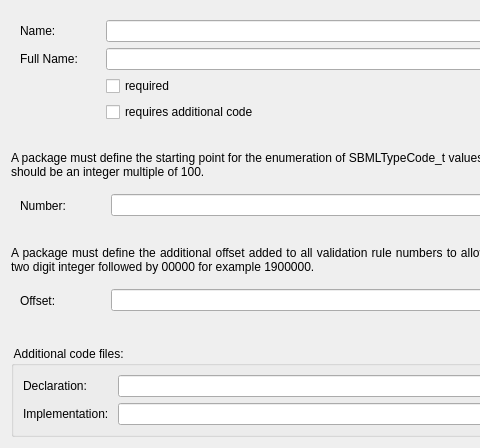
sbmlteam/QtDeviser, file ui/formdeviserpackage.ui: the form before one commit; both pictures show x 0 to 480 and y 0 to 448 of the 749 by 448 pixel window.
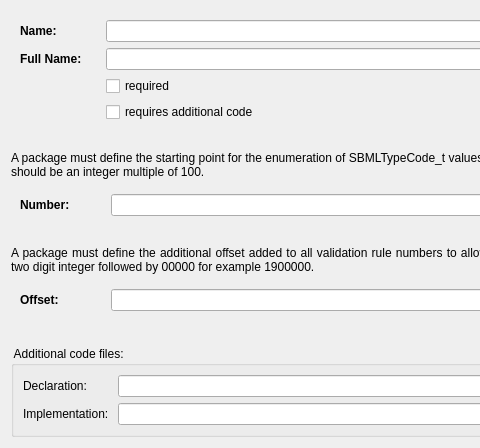
The form after the commit. Icons and pictures are not drawn.

The edit to the form file:
```diff
--- a/ui/formdeviserpackage.ui
+++ b/ui/formdeviserpackage.ui
@@ -29,7 +29,7 @@
       <item row="0" column="0">
        <widget class="QLabel" name="label">
         <property name="text">
-         <string>Name:</string>
+         <string>&lt;html&gt;&lt;head/&gt;&lt;body&gt;&lt;p&gt;&lt;span style=&quot; font-weight:600;&quot;&gt;Name:&lt;/span&gt;&lt;/p&gt;&lt;/body&gt;&lt;/html&gt;</string>
         </property>
        </widget>
       </item>
@@ -45,7 +45,7 @@
          </size>
         </property>
         <property name="text">
-         <string>Full Name: </string>
+         <string>&lt;html&gt;&lt;head/&gt;&lt;body&gt;&lt;p&gt;&lt;span style=&quot; font-weight:600;&quot;&gt;Full Name: &lt;/span&gt;&lt;/p&gt;&lt;/body&gt;&lt;/html&gt;</string>
         </property>
        </widget>
       </item>
@@ -104,7 +104,7 @@
          </size>
         </property>
         <property name="text">
-         <string>Number: </string>
+         <string>&lt;html&gt;&lt;head/&gt;&lt;body&gt;&lt;p&gt;&lt;span style=&quot; font-weight:600;&quot;&gt;Number: &lt;/span&gt;&lt;/p&gt;&lt;/body&gt;&lt;/html&gt;</string>
         </property>
        </widget>
       </item>
@@ -147,7 +147,7 @@
          </size>
         </property>
         <property name="text">
-         <string>Offset: </string>
+         <string>&lt;html&gt;&lt;head/&gt;&lt;body&gt;&lt;p&gt;&lt;span style=&quot; font-weight:600;&quot;&gt;Offset: &lt;/span&gt;&lt;/p&gt;&lt;/body&gt;&lt;/html&gt;</string>
         </property>
        </widget>
       </item>
```
